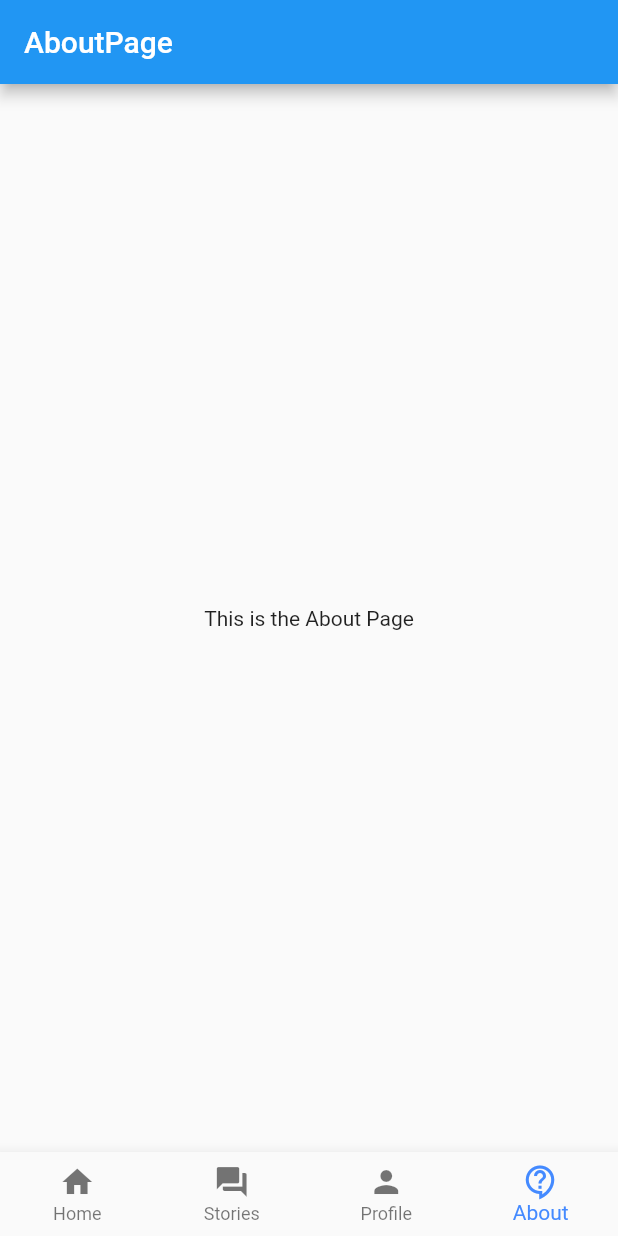
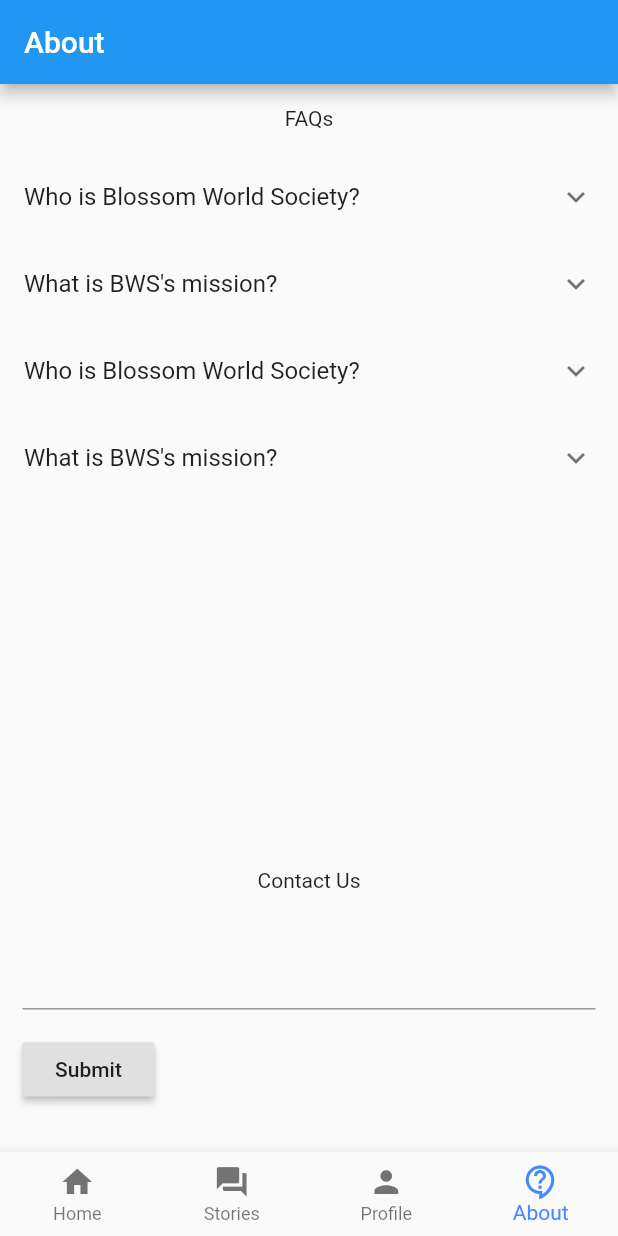
Before and after one commit to cfg2020apac/team-11, a Flutter app: the screen it shows after launch, item 4 of the bottom bar chosen, on a phone screen of 412 x 824 dp. Run offline on Flutter 3.47's test engine with Material 2 defaults, Android fonts, the phone set to English and light mode, and no system bars.

Commit message:
Add basic collapsible expandable and form field

```diff
--- a/blossom/lib/AboutPage.dart
+++ b/blossom/lib/AboutPage.dart
@@ -10,10 +10,140 @@ class _AboutPageState extends State<AboutPage> {
   Widget build(BuildContext context) {
     return Scaffold(
       appBar: AppBar(
-        title: Text("AboutPage"),
+        title: Text("About"),
       ),
-      body: Center(child: Text("This is the About Page")),
+      body:  Column(
+          mainAxisAlignment: MainAxisAlignment.spaceAround,
+          children:<Widget>[
+            Container(margin: new EdgeInsets.all(15.0), child: Text('FAQs')),
+            new Expanded(child: new ListView.builder(
+              itemCount: faqs.length,
+              itemBuilder: (context, i) {
+                return new ExpansionTile(
+                  title: new Text(faqs[i].question),
+                  children: <Widget>[
+                    new Column(
+                      children: _buildExpandableContent(faqs[i]),
+                    ),
+                  ],
+                );
+              },
+            ),
+            ),
+            Container(margin: new EdgeInsets.all(15.0), child: Text('Contact Us')),
+            Container(margin: new EdgeInsets.all(15.0), child: MyCustomForm()),
+          ]
+      ),
+
+      // body: new ListView.builder(
+      //   itemCount: faqs.length,
+      //   itemBuilder: (context, i) {
+      //     return new ExpansionTile(
+      //       title: new Text(faqs[i].question, style: new TextStyle(fontSize: 20.0, fontWeight: FontWeight.bold, fontStyle: FontStyle.italic),),
+      //       children: <Widget>[
+      //         new Column(
+      //           children: _buildExpandableContent(faqs[i]),
+      //         ),
+      //       ],
+      //     );
+      //   },
+      // ),
     );
     ;
   }
+
+  _buildExpandableContent(Faq faq) {
+    List<Widget> columnContent = [];
+
+    for (String content in faq.answers)
+      columnContent.add(
+        new ListTile(
+          title: new Text(content, style: new TextStyle(fontSize: 18.0),),
+        ),
+      );
+
+    return columnContent;
+  }
 }
+
+
+class Faq {
+  final String question;
+  List<String> answers;
+
+  Faq(this.question, this.answers);
+}
+
+List<Faq> faqs = [
+  new Faq(
+      'Who is Blossom World Society?',
+      ['Established since 2008, Blossom World Society (BWS) is dedicated to providing a positive environment for our younger generation to grow and develop with good moral values and character. Our goal is to inspire a gracious generation that contributes positively to family, society and country. We firmly believe that one who is filial, will also be empathetic and grateful towards others. We bring together younger generation of all races and religions in Singapore who are keen to volunteer their services for the underprivileged. In the course of having youths plan and run BWS\'s voluntary services, we also nurture and develop leadership qualities in the younger generation for them to be able to contribute back to community service and charitable activities.']
+  ),
+  new Faq(
+    'What is BWS\'s mission?',
+    ['A vibrant Society dedicated to promoting the understanding of different cultures and to instill a sense of graciousness in the younger generation',]
+  ),
+  new Faq(
+      'Who is Blossom World Society?',
+      ['Established since 2008, Blossom World Society (BWS) is dedicated to providing a positive environment for our younger generation to grow and develop with good moral values and character. Our goal is to inspire a gracious generation that contributes positively to family, society and country. We firmly believe that one who is filial, will also be empathetic and grateful towards others. We bring together younger generation of all races and religions in Singapore who are keen to volunteer their services for the underprivileged. In the course of having youths plan and run BWS\'s voluntary services, we also nurture and develop leadership qualities in the younger generation for them to be able to contribute back to community service and charitable activities.']
+  ),
+  new Faq(
+      'What is BWS\'s mission?',
+      ['A vibrant Society dedicated to promoting the understanding of different cultures and to instill a sense of graciousness in the younger generation',]
+  ),
+];
+
+// Create a Form widget.
+class MyCustomForm extends StatefulWidget {
+  @override
+  MyCustomFormState createState() {
+    return MyCustomFormState();
+  }
+}
+
+// Create a corresponding State class.
+// This class holds data related to the form.
+class MyCustomFormState extends State<MyCustomForm> {
+  // Create a global key that uniquely identifies the Form widget
+  // and allows validation of the form.
+  //
+  // Note: This is a GlobalKey<FormState>,
+  // not a GlobalKey<MyCustomFormState>.
+  final _formKey = GlobalKey<FormState>();
+
+  @override
+  Widget build(BuildContext context) {
+    // Build a Form widget using the _formKey created above.
+    return Form(
+      key: _formKey,
+      child: Column(
+        crossAxisAlignment: CrossAxisAlignment.start,
+        children: <Widget>[
+          TextFormField(
+            validator: (value) {
+              if (value.isEmpty) {
+                return 'Please enter some text.';
+              }
+              return null;
+            },
+          ),
+          Padding(
+            padding: const EdgeInsets.symmetric(vertical: 16.0),
+            child: RaisedButton(
+              onPressed: () {
+                // Validate returns true if the form is valid, or false
+                // otherwise.
+                if (_formKey.currentState.validate()) {
+                  // If the form is valid, display a Snackbar.
+                  Scaffold.of(context)
+                      .showSnackBar(SnackBar(content: Text('Enquiry submitted! You will hear back from us shortly.')));
+                }
+              },
+              child: Text('Submit'),
+            ),
+          ),
+        ],
+      ),
+    );
+  }
+}
--- a/blossom/pubspec.yaml
+++ b/blossom/pubspec.yaml
@@ -21,6 +21,7 @@ environment:
   sdk: ">=2.7.0 <3.0.0"
 
 dependencies:
+  expandable_group: ^0.0.5
   flutter:
     sdk: flutter
 
```
Also changed, not shown: blossom/pubspec.lock.
